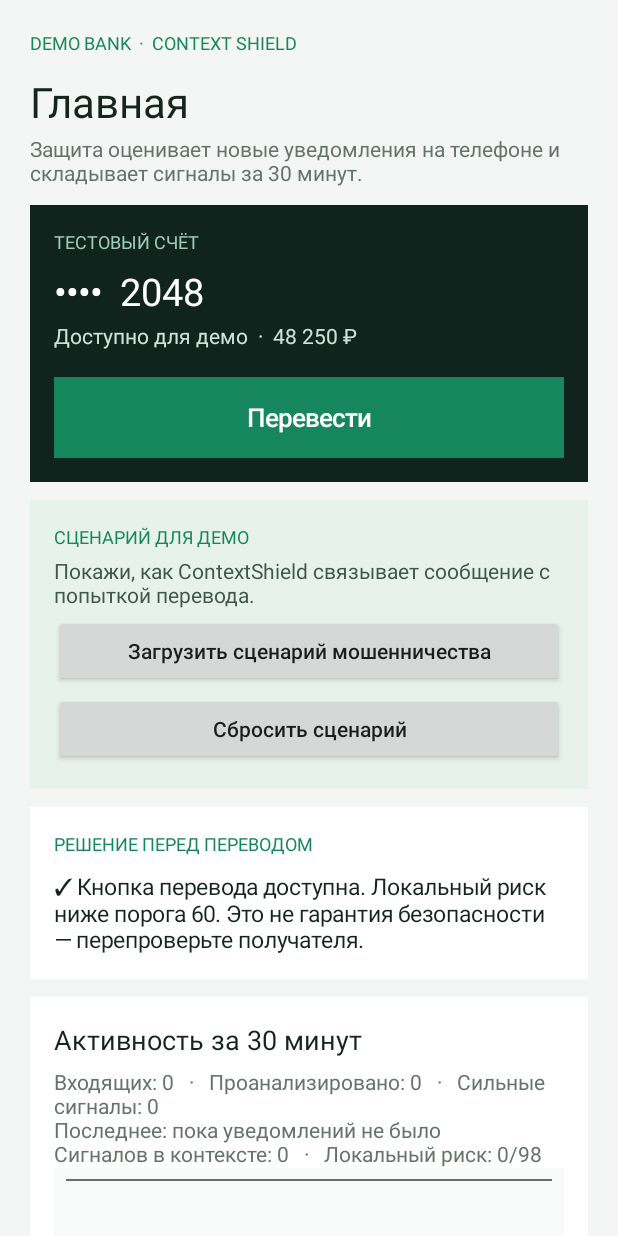
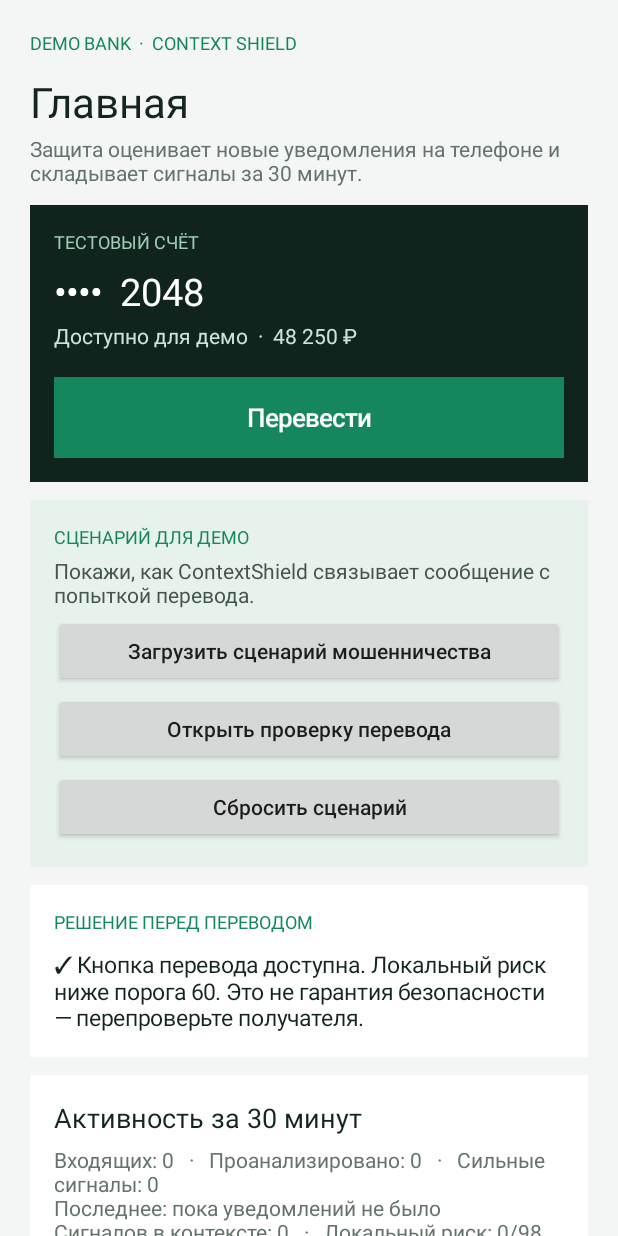
Before and after one commit to ILYUXXXA/space-sdk, an Android app: the screen it shows after launch (MainActivity), on a phone screen of 412 x 824 dp. Run offline under Robolectric (Android 15) with nearby library versions, the phone set to English and light mode, and no system bars.

Commit message:
Keep demo transfer review accessible from dashboard

```diff
--- a/android/app/src/main/java/com/contextshield/MainActivity.kt
+++ b/android/app/src/main/java/com/contextshield/MainActivity.kt
@@ -64,6 +64,7 @@ class MainActivity : Activity() {
             addView(label("СЦЕНАРИЙ ДЛЯ ДЕМО", 12, 0xFF16875C.toInt()))
             addView(label("Покажи, как ContextShield связывает сообщение с попыткой перевода.", 14, 0xFF42564B.toInt(), 5))
             addView(button("Загрузить сценарий мошенничества") { loadInvestorScenario() })
+            addView(button("Открыть проверку перевода") { confirmDemoTransfer() })
             addView(button("Сбросить сценарий") {
                 RiskHistory.clearSession(getSharedPreferences(MessageNotificationListener.PREFS, MODE_PRIVATE))
                 refresh()
```
